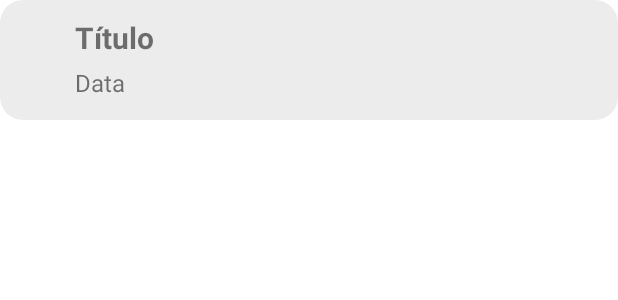
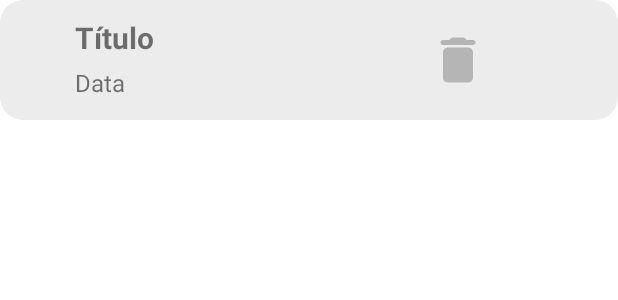
Before and after one commit to AlexandreHZ/AppMobileTarefas, an Android app: the layout tarefa_registro.xml on its own in the app's theme, with its tools: preview values and no code run, on a phone screen of 412 x 824 dp. Shown: the top 300 px of the screen. Run offline under Robolectric (Android 15) with nearby library versions, the phone set to English and light mode, and no system bars.

Commit message:
feat: ajustes finais excluir tarefas

```diff
--- a/app/src/main/java/com/example/appgerenciadordetarefas/ActivityHome.java
+++ b/app/src/main/java/com/example/appgerenciadordetarefas/ActivityHome.java
@@ -52,6 +52,8 @@ public class ActivityHome extends AppCompatActivity {
         guardarDadosArrayValores();
 
         customAdapter = new CustomAdapter(ActivityHome.this, idTarefa, tituloTarefa, prioridadeTarefa, dataTarefa);
+        customAdapter.setRecyclerView(recyclerView);
+
         recyclerView.setAdapter(customAdapter);
         recyclerView.setLayoutManager(new LinearLayoutManager(ActivityHome.this));
 
--- a/app/src/main/java/com/example/appgerenciadordetarefas/DatabaseHelper.java
+++ b/app/src/main/java/com/example/appgerenciadordetarefas/DatabaseHelper.java
@@ -99,10 +99,10 @@ public class DatabaseHelper extends SQLiteOpenHelper {
         return cursor;
     }
 
-    void deletarTarefaById(Integer idTarefa) {
+    void deletarTarefaById(String idTarefa) {
 
         SQLiteDatabase db = this.getWritableDatabase();
-        long result = db.delete(TABLE_NAME_TAREFA, COLUMN_ID_TAREFA + "= ?", new String[]{idTarefa.toString()});
+        long result = db.delete(TABLE_NAME_TAREFA, COLUMN_ID_TAREFA + "= ?", new String[]{idTarefa});
 
         if (result == -1) {
             toastHelper.showToast("F", "Não foi possível excluir a tarefa!");
--- a/app/src/main/java/com/example/appgerenciadordetarefas/dialogCadastrar.java
+++ b/app/src/main/java/com/example/appgerenciadordetarefas/dialogCadastrar.java
@@ -87,6 +87,7 @@ public class dialogCadastrar extends AppCompatDialogFragment {
 
     public void preencherUsuariosConsultaNoArray() {
         Cursor cursor = db.retornarByUsuario(this.nomeUsuario);
+        usuariosComMesmoNome.clear();
         while (cursor.moveToNext()) {
             usuariosComMesmoNome.add(cursor.getString(0));
         }
--- /dev/null
+++ b/app/src/main/res/drawable/ic_round_delete_40.xml
@@ -0,0 +1,5 @@
+<vector android:height="40dp" android:tint="#B5B5B5"
+    android:viewportHeight="24" android:viewportWidth="24"
+    android:width="40dp" xmlns:android="http://schemas.android.com/apk/res/android">
+    <path android:fillColor="@android:color/white" android:pathData="M6,19c0,1.1 0.9,2 2,2h8c1.1,0 2,-0.9 2,-2V9c0,-1.1 -0.9,-2 -2,-2H8c-1.1,0 -2,0.9 -2,2v10zM18,4h-2.5l-0.71,-0.71c-0.18,-0.18 -0.44,-0.29 -0.7,-0.29H9.91c-0.26,0 -0.52,0.11 -0.7,0.29L8.5,4H6c-0.55,0 -1,0.45 -1,1s0.45,1 1,1h12c0.55,0 1,-0.45 1,-1s-0.45,-1 -1,-1z"/>
+</vector>
--- a/app/src/main/res/layout/tarefa_registro.xml
+++ b/app/src/main/res/layout/tarefa_registro.xml
@@ -38,6 +38,33 @@
                 />
 
             <TextView
+                android:id="@+id/idTarefa"
+                android:layout_width="wrap_content"
+                android:layout_height="wrap_content"
+                android:text=""
+                android:layout_marginStart="40dp"
+                android:layout_marginBottom="30dp"
+                android:textStyle="bold"
+                android:textSize="20sp"
+
+                app:layout_constraintBottom_toBottomOf="parent"
+                app:layout_constraintStart_toStartOf="parent"
+                app:layout_constraintTop_toTopOf="parent"
+                />
+
+            <ImageButton
+                android:id="@+id/deletarTarefa"
+                android:layout_width="40dp"
+                android:layout_height="40dp"
+                android:background="@color/cinzaFracoPadrao"
+                android:src="@drawable/ic_round_delete_40"
+                android:layout_marginStart="275dp"
+                app:layout_constraintBottom_toBottomOf="parent"
+                app:layout_constraintStart_toStartOf="parent"
+                app:layout_constraintTop_toTopOf="parent"
+                />
+
+            <TextView
                 android:id="@+id/dataTarefa"
                 android:layout_width="wrap_content"
                 android:layout_height="wrap_content"
```
Also changed, not shown: app/src/main/java/com/example/appgerenciadordetarefas/CustomAdapter.java (+31 -0 lines).
